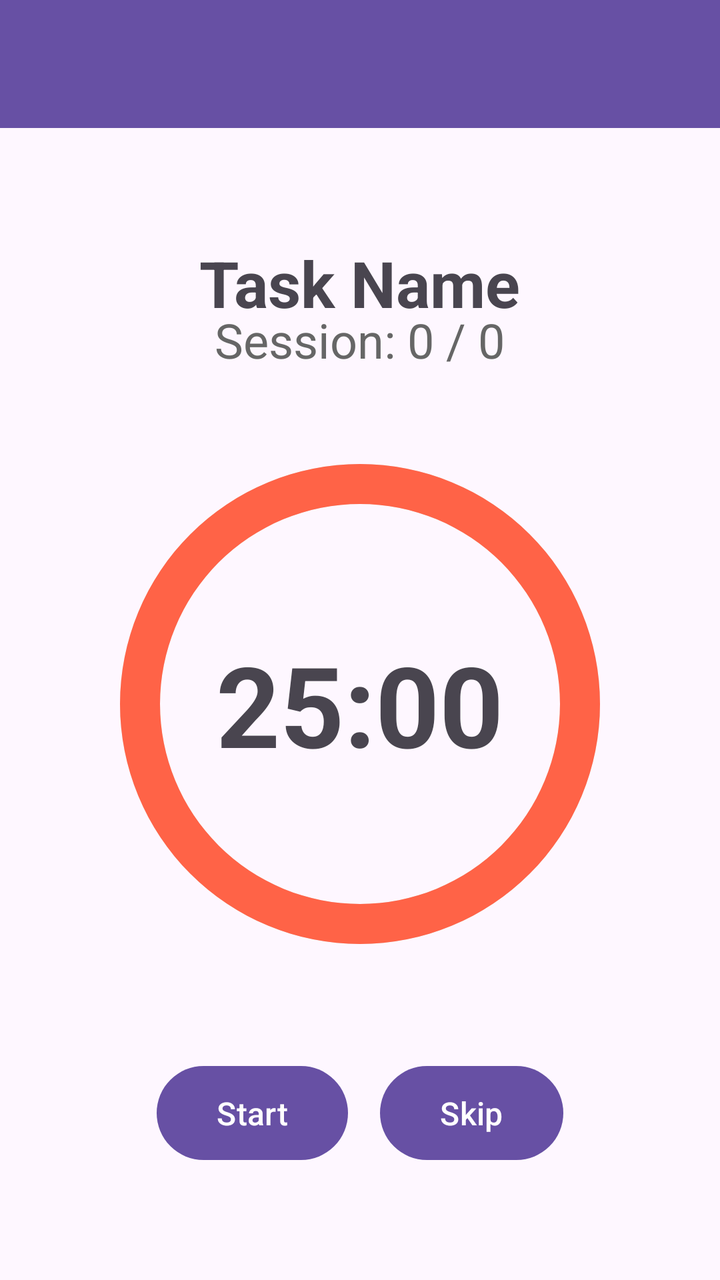
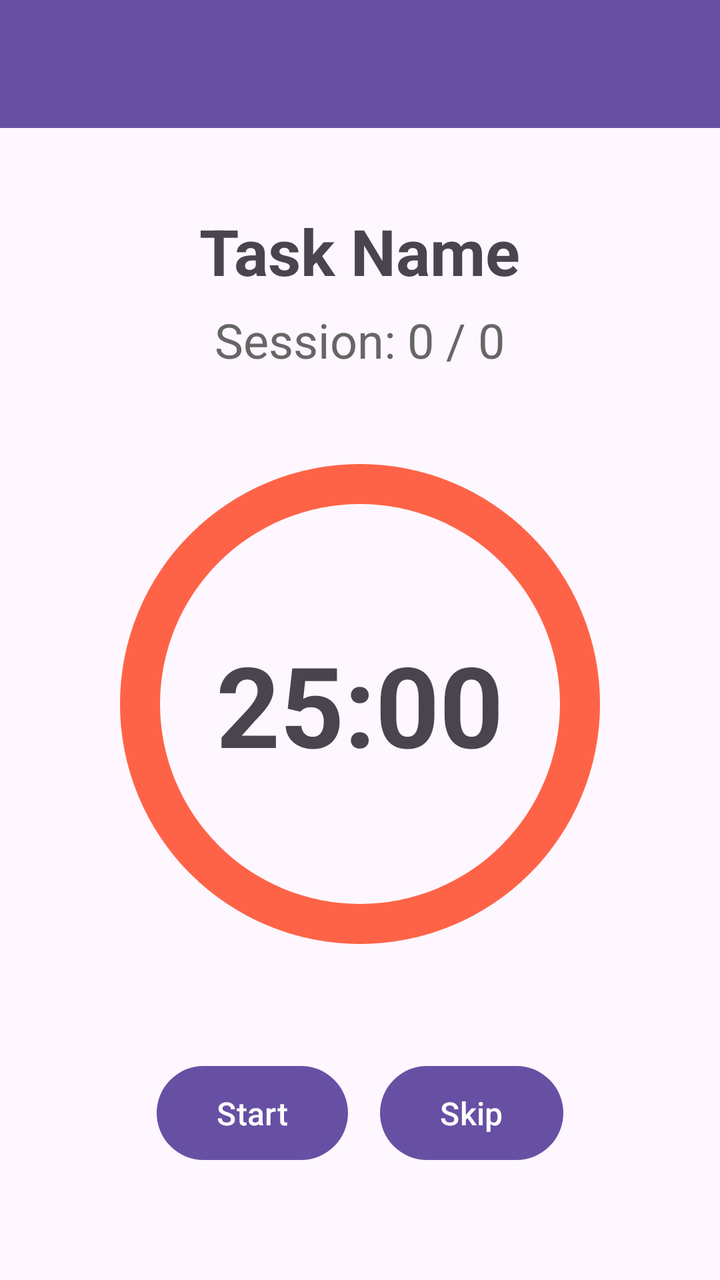

Two renders of the same Android screen: before a commit and after it. Below are the layout's source before the change and the commit's diff.
<!-- AndroidManifest.xml: application theme Theme.Pomodoro -->
<!-- res/layout/activity_timer.xml -->
<?xml version="1.0" encoding="utf-8"?>
<RelativeLayout xmlns:android="http://schemas.android.com/apk/res/android"
    android:layout_width="match_parent"
    android:layout_height="match_parent"
    >

    <androidx.appcompat.widget.Toolbar
        android:id="@+id/toolbar_timer"
        android:layout_width="match_parent"
        android:layout_height="?attr/actionBarSize"
        android:background="?attr/colorPrimary"
        android:theme="@style/ThemeOverlay.Material3.Dark.ActionBar" />

    <RelativeLayout
        android:layout_width="match_parent"
        android:layout_height="match_parent"
        android:layout_below="@id/toolbar_timer"
        android:padding="24dp">

        <TextView
            android:id="@+id/text_active_task_name"
            android:layout_width="wrap_content"
            android:layout_height="wrap_content"
            android:layout_centerHorizontal="true"
            android:layout_marginTop="32dp"
            android:text="Task Name"
            android:textSize="32sp"
            android:textStyle="bold" />

        <TextView
            android:id="@+id/text_session_count"
            android:layout_width="wrap_content"
            android:layout_height="wrap_content"
            android:layout_above="@id/layout_timer_circle"
            android:layout_centerHorizontal="true"
            android:layout_marginBottom="16dp"
            android:text="Session: 0 / 0"
            android:textSize="24sp"
            android:textColor="#666666" />

        <RelativeLayout
            android:id="@+id/layout_timer_circle"
            android:layout_width="300dp"
            android:layout_height="300dp"
            android:layout_centerInParent="true">

            <ProgressBar
                android:id="@+id/progress_timer"
                style="?android:attr/progressBarStyleHorizontal"
                android:layout_width="match_parent"
                android:layout_height="match_parent"
                android:indeterminate="false"
                android:max="100"
                android:progress="100"
                android:progressDrawable="@drawable/circular_progress" />

            <TextView
                android:id="@+id/text_countdown"
                android:layout_width="wrap_content"
                android:layout_height="wrap_content"
                android:layout_centerInParent="true"
                android:text="25:00"
                android:textSize="56sp"
                android:textStyle="bold" />
        </RelativeLayout>


    <TextView
        android:id="@+id/text_quote"
        android:layout_width="match_parent"
        android:layout_height="wrap_content"
        android:layout_below="@id/layout_timer_circle"
        android:layout_marginTop="24dp"
        android:textAlignment="center"
        android:textSize="19sp"
        android:textStyle="italic" />

    <LinearLayout
        android:layout_width="match_parent"
        android:layout_height="wrap_content"
        android:layout_alignParentBottom="true"
        android:layout_marginBottom="32dp"
        android:orientation="horizontal"
        android:gravity="center">

        <Button
            android:id="@+id/btn_start_pause"
            android:layout_width="wrap_content"
            android:layout_height="wrap_content"
            android:text="Start"
            android:layout_marginEnd="16dp"/>

        <Button
            android:id="@+id/btn_skip"
            android:layout_width="wrap_content"
            android:layout_height="wrap_content"
            android:text="Skip" />
        </LinearLayout>
    </RelativeLayout>
</RelativeLayout>
<!-- resources referenced by this layout -->
<resources>
  <!-- drawable circular_progress (drawable) -->
  <?xml version="1.0" encoding="utf-8"?>
  <layer-list xmlns:android="http://schemas.android.com/apk/res/android">
      
      <item>
          <shape android:shape="ring" android:thicknessRatio="15" android:useLevel="false">
              <solid android:color="#E0E0E0" />
          </shape>
      </item>
      
      <item>
          <rotate android:fromDegrees="270" android:toDegrees="270">
              <shape android:shape="ring" android:thicknessRatio="15" android:useLevel="true">
                  <solid android:color="#FF6347" />
              </shape>
          </rotate>
      </item>
  </layer-list>
  <style name="Theme.Pomodoro" parent="Base.Theme.Pomodoro" />
  <style name="Base.Theme.Pomodoro" parent="Theme.Material3.DayNight.NoActionBar">
          
          
          <item name="alertDialogTheme">@style/CustomAlertDialogTheme</item>
          <item name="materialButtonStyle">@style/CustomButtonStyle</item>
      </style>
  <style name="CustomAlertDialogTheme" parent="ThemeOverlay.Material3.MaterialAlertDialog">
          <item name="materialAlertDialogTitleTextStyle">@style/CustomAlertDialogTitleStyle</item>
          <item name="materialAlertDialogBodyTextStyle">@style/CustomAlertDialogBodyStyle</item>
          <item name="buttonBarButtonStyle">@style/CustomAlertButtonStyle</item>
      </style>
  <style name="CustomButtonStyle" parent="Widget.Material3.Button">
          <item name="android:textSize">16sp</item>
          <item name="android:minHeight">55dp</item>
          <item name="android:paddingTop">12dp</item>
          <item name="android:paddingBottom">12dp</item>
          <item name="android:paddingStart">30dp</item>
          <item name="android:paddingEnd">30dp</item>
      </style>
  <style name="CustomAlertDialogTitleStyle" parent="MaterialAlertDialog.Material3.Title.Text">
          <item name="android:textSize">24sp</item>
      </style>
  <style name="CustomAlertDialogBodyStyle" parent="MaterialAlertDialog.Material3.Body.Text">
          <item name="android:textSize">19sp</item>
      </style>
  <style name="CustomAlertButtonStyle" parent="Widget.Material3.Button.TextButton.Dialog">
          <item name="android:textSize">16sp</item>
      </style>
</resources>

<!-- the commit's change to res/layout/activity_timer.xml (unified diff, before → after) -->
@@ -1,8 +1,7 @@
 <?xml version="1.0" encoding="utf-8"?>
 <RelativeLayout xmlns:android="http://schemas.android.com/apk/res/android"
     android:layout_width="match_parent"
-    android:layout_height="match_parent"
-    >
+    android:layout_height="match_parent">
 
     <androidx.appcompat.widget.Toolbar
         android:id="@+id/toolbar_timer"
@@ -18,11 +17,25 @@
         android:padding="24dp">
 
         <TextView
+            android:id="@+id/text_strict_indicator"
+            android:layout_width="match_parent"
+            android:layout_height="wrap_content"
+            android:layout_alignParentTop="true"
+            android:background="#FFCDD2"
+            android:padding="8dp"
+            android:text="STRICT MODE ACTIVE"
+            android:textAlignment="center"
+            android:textColor="#B00020"
+            android:textStyle="bold"
+            android:visibility="gone" />
+
+        <TextView
             android:id="@+id/text_active_task_name"
             android:layout_width="wrap_content"
             android:layout_height="wrap_content"
+            android:layout_below="@id/text_strict_indicator"
             android:layout_centerHorizontal="true"
-            android:layout_marginTop="32dp"
+            android:layout_marginTop="16dp"
             android:text="Task Name"
             android:textSize="32sp"
             android:textStyle="bold" />
@@ -64,37 +77,36 @@
                 android:textStyle="bold" />
         </RelativeLayout>
 
+        <TextView
+            android:id="@+id/text_quote"
+            android:layout_width="match_parent"
+            android:layout_height="wrap_content"
+            android:layout_below="@id/layout_timer_circle"
+            android:layout_marginTop="24dp"
+            android:textAlignment="center"
+            android:textSize="19sp"
+            android:textStyle="italic" />
 
-    <TextView
-        android:id="@+id/text_quote"
-        android:layout_width="match_parent"
-        android:layout_height="wrap_content"
-        android:layout_below="@id/layout_timer_circle"
-        android:layout_marginTop="24dp"
-        android:textAlignment="center"
-        android:textSize="19sp"
-        android:textStyle="italic" />
+        <LinearLayout
+            android:layout_width="match_parent"
+            android:layout_height="wrap_content"
+            android:layout_alignParentBottom="true"
+            android:layout_marginBottom="32dp"
+            android:orientation="horizontal"
+            android:gravity="center">
 
-    <LinearLayout
-        android:layout_width="match_parent"
-        android:layout_height="wrap_content"
-        android:layout_alignParentBottom="true"
-        android:layout_marginBottom="32dp"
-        android:orientation="horizontal"
-        android:gravity="center">
+            <Button
+                android:id="@+id/btn_start_pause"
+                android:layout_width="wrap_content"
+                android:layout_height="wrap_content"
+                android:text="Start"
+                android:layout_marginEnd="16dp"/>
 
-        <Button
-            android:id="@+id/btn_start_pause"
-            android:layout_width="wrap_content"
-            android:layout_height="wrap_content"
-            android:text="Start"
-            android:layout_marginEnd="16dp"/>
-
-        <Button
-            android:id="@+id/btn_skip"
-            android:layout_width="wrap_content"
-            android:layout_height="wrap_content"
-            android:text="Skip" />
+            <Button
+                android:id="@+id/btn_skip"
+                android:layout_width="wrap_content"
+                android:layout_height="wrap_content"
+                android:text="Skip" />
         </LinearLayout>
     </RelativeLayout>
 </RelativeLayout>
